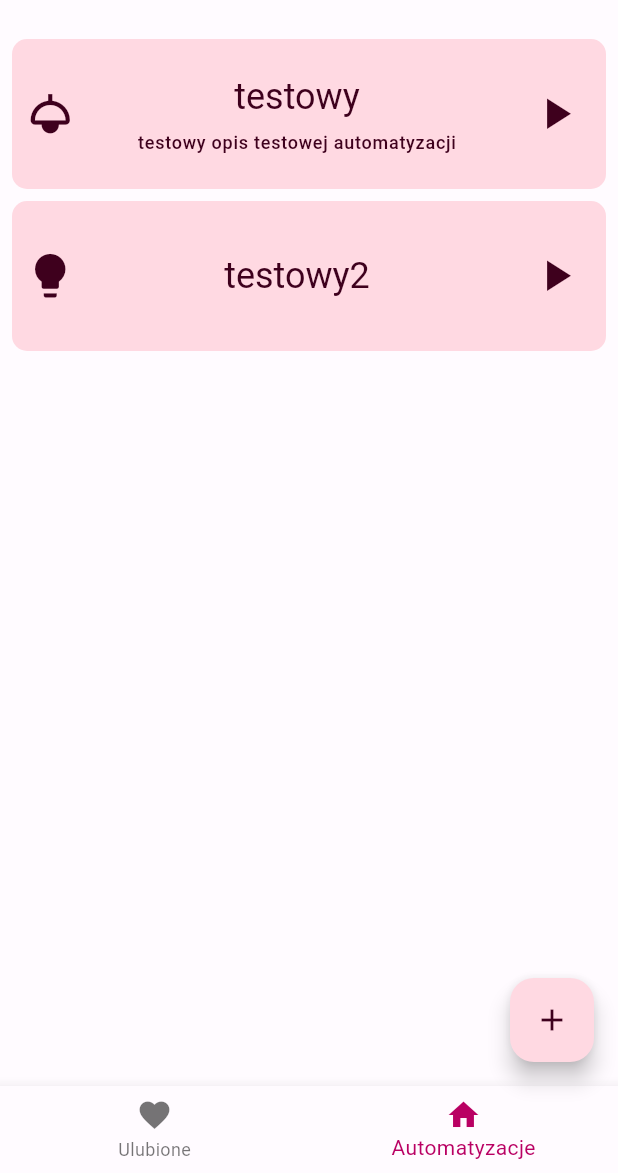
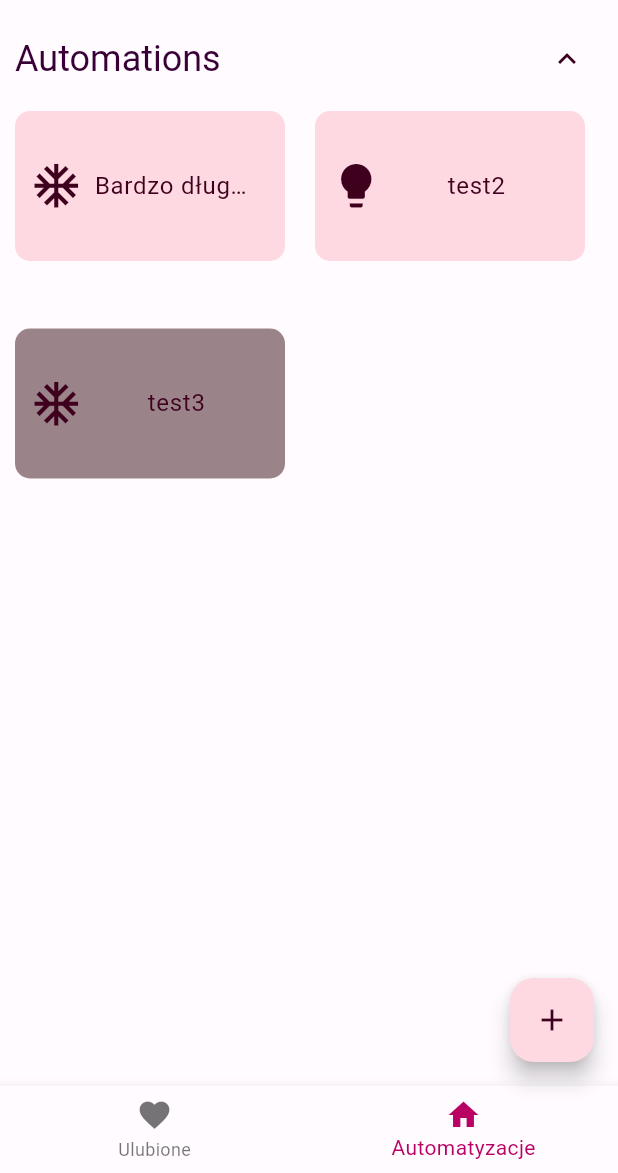
Before and after one commit to PLPOLAND/flutter_smarthome, a Flutter app: the HomepageScreen screen opened by its route, item 2 of the bottom bar chosen, on a phone screen of 412 x 824 dp, the part 63-1236 px from its top. Run offline on Flutter 3.47's test engine with Material 2 defaults, Android fonts, the phone set to English and light mode, and no system bars; drawn by our look-alikes of dynamic_color; our stand-ins replace bloc, dio, equatable, flutter_bloc, flutter_speed_dial, package_info_plus and 1 more; missing offline and left inert: window_size; accounts and stored records are empty.

Commit message:
feat: new automation widget in grid

```diff
--- a/lib/screens/home/automations_screen.dart
+++ b/lib/screens/home/automations_screen.dart
@@ -1,48 +1,61 @@
 import 'package:flutter/material.dart';
-import 'package:flutter_smarthome/models/automations/user_automation.dart';
-import 'package:flutter_smarthome/widgets/homeScreen/autmations/stateless_automation.dart';
+import 'package:flutter_smarthome/models/automations/automation.dart';
+import 'package:flutter_smarthome/widgets/homeScreen/autmations/automation_grid_element.dart';
+import 'package:flutter_smarthome/widgets/group_widget.dart';
 
 class AutomationsScreen extends StatelessWidget {
   static const routeName = '/automations';
-
-  const AutomationsScreen({Key? key}) : super(key: key);
+  AutomationsScreen({Key? key}) : super(key: key);
 
   @override
   Widget build(BuildContext context) {
-    return SingleChildScrollView(
-      child: Padding(
-        padding: const EdgeInsets.all(8.0),
-        child: Column(
+    return Column(
+      mainAxisSize: MainAxisSize.min,
       children: [
-            StatelessAutomationWidget(
-              automation: UserAutomation(
+        GroupWidget(
+          text: "Automations",
+          expandable: true,
+          children: [
+            AutomationGridElement.stateless(
+              automation: Automation(
                   id: 0,
-                name: "testowy",
-                description: "testowy opis testowej automatyzacji",
+                  icon: Icons.ac_unit,
+                  name:
+                      "Bardzo długa nazwa testowa bardzo bardzo długa nazwa testowa",
                   onClick: () {
                     ScaffoldMessenger.of(context).showSnackBar(
-                    const SnackBar(
-                      content: Text("test"),
+                      SnackBar(
+                        content:
+                            Text(MediaQuery.of(context).size.width.toString()),
                         showCloseIcon: true,
+                        duration: const Duration(milliseconds: 500),
                       ),
                     );
-                },
-                userNickname: "testowy",
-                icon: Icons.light,
+                  }),
             ),
+            AutomationGridElement.stateless(
+              automation: Automation(
+                id: 1,
+                icon: Icons.lightbulb,
+                name: "test2",
+                onClick: () {},
               ),
-            StatelessAutomationWidget(
-              automation: UserAutomation(
-                id: 1,
-                name: "testowy2",
-                onClick: () {},
-                userNickname: "testowy2",
-                icon: Icons.lightbulb,
-              ),
+              // iconSize: 30,
             ),
           ],
         ),
+        GroupWidget(text: "", children: [
+          AutomationGridElement.statefull(
+            automation: Automation(
+              id: 2,
+              icon: Icons.ac_unit,
+              name: "test3",
+              onClick: () {},
             ),
+            active: false,
+          ),
+        ])
+      ],
     );
   }
 }
--- /dev/null
+++ b/lib/widgets/group_widget.dart
@@ -0,0 +1,118 @@
+import 'dart:io';
+
+import 'package:flutter/material.dart';
+
+class GroupWidget extends StatefulWidget {
+  final String text;
+  final List<Widget> children;
+  final bool expandable;
+
+  /// Height of the widget in pixels.
+  final double _widgetHeight = 100;
+
+  /// Width of the widget in pixels. Changes depending on the platform.
+  late final double _widgetWidth;
+
+  GroupWidget(
+      {Key? key,
+      required this.text,
+      required this.children,
+      this.expandable = false})
+      : super(key: key) {
+    _setWidgetWidhtForPlatform();
+  }
+
+  GroupWidget.expandable({
+    Key? key,
+    required this.text,
+    required this.children,
+  })  : expandable = true,
+        super(key: key) {
+    _setWidgetWidhtForPlatform();
+  }
+
+  void _setWidgetWidhtForPlatform() {
+    if (Platform.isAndroid || Platform.isIOS) {
+      _widgetWidth = 200;
+    } else {
+      _widgetWidth = 300;
+    }
+  }
+
+  @override
+  State<GroupWidget> createState() => _GroupWidgetState();
+
+  bool get _isTextEmpty => text == "";
+}
+
+class _GroupWidgetState extends State<GroupWidget> {
+  bool expanded = true;
+
+  @override
+  Widget build(BuildContext context) {
+    double width = MediaQuery.of(context).size.width;
+    const widgetPadding = 10.0;
+    int crossAxisCount =
+        (width ~/ (widget._widgetWidth)) < 1 ? 1 : width ~/ widget._widgetWidth;
+
+    return Column(mainAxisSize: MainAxisSize.min, children: [
+      if (widget._isTextEmpty)
+        const SizedBox(
+          height: 25,
+        ),
+      if (!widget._isTextEmpty)
+        Padding(
+          padding: const EdgeInsets.symmetric(horizontal: 10.0),
+          child: SizedBox(
+            height: 50,
+            child: Row(
+              children: [
+                Expanded(
+                  child: Text(
+                    widget.text,
+                    style: Theme.of(context).textTheme.headlineSmall,
+                    overflow: TextOverflow.ellipsis,
+                  ),
+                ),
+                if (widget.expandable)
+                  IconButton(
+                    onPressed: () {
+                      setState(() {
+                        expanded = !expanded;
+                      });
+                    },
+                    icon: Icon(
+                      expanded ? Icons.expand_less : Icons.expand_more,
+                      color: Theme.of(context).colorScheme.onPrimaryContainer,
+                    ),
+                  ),
+              ],
+            ),
+          ),
+        ),
+      if (expanded)
+        Column(
+          mainAxisSize: MainAxisSize.min,
+          children: [
+            for (int i = 0; i < widget.children.length / crossAxisCount; i++)
+              Row(
+                children: [
+                  for (int j = 0;
+                      j < crossAxisCount &&
+                          (i * crossAxisCount + j) < widget.children.length;
+                      j++)
+                    Padding(
+                      padding: const EdgeInsets.all(widgetPadding),
+                      child: SizedBox(
+                        width: widget._widgetWidth - 2 * widgetPadding,
+                        height: widget._widgetHeight,
+                        child: widget.children[i * crossAxisCount + j],
+                      ),
+                    )
+                ],
+              )
+          ],
+        ),
+    ]);
+  }
+}
--- /dev/null
+++ b/lib/widgets/homeScreen/autmations/automation_grid_element.dart
@@ -0,0 +1,104 @@
+import 'package:flutter/material.dart';
+import 'package:flutter_smarthome/models/automations/automation.dart';
+
+class AutomationGridElement extends StatelessWidget {
+  final Automation automation;
+  final double iconSize;
+  final bool active;
+  // final double height;
+  // final double width;
+
+  const AutomationGridElement.stateless({
+    super.key,
+    required this.automation,
+    double? iconSize,
+
+    // required this.height,
+    // required this.width,
+  })  : iconSize = iconSize ?? 35,
+        active = true;
+
+  const AutomationGridElement.statefull(
+      {Key? key,
+      required this.automation,
+      double? iconSize,
+      required this.active})
+      : iconSize = iconSize ?? 35,
+        super(key: key);
+
+  @override
+  Widget build(BuildContext context) {
+    return Container(
+      height: double.infinity,
+      width: double.infinity,
+      decoration: BoxDecoration(
+        borderRadius: BorderRadius.circular(10),
+        color: active
+            ? Theme.of(context).colorScheme.primaryContainer
+            : Color.alphaBlend(
+                const Color.fromARGB(100, 0, 0, 0),
+                Theme.of(context).colorScheme.primaryContainer,
+              ),
+        // color: Theme.of(context).colorScheme.primaryContainer,
+      ),
+      child: Material(
+        color: Colors.white.withOpacity(0),
+        child: InkWell(
+          onTap: automation.onClick,
+          splashColor: Theme.of(context).colorScheme.secondaryContainer,
+          borderRadius: BorderRadius.circular(10),
+          child: Padding(
+            padding: const EdgeInsets.all(10.0),
+            child: Row(
+              children: [
+                if (automation.icon != null)
+                  Icon(
+                    automation.icon,
+                    size: iconSize,
+                    color: Theme.of(context).colorScheme.onPrimaryContainer,
+                  ),
+                Expanded(
+                  flex: 12,
+                  child: Padding(
+                    padding: const EdgeInsets.all(8.0),
+                    child: Column(
+                      mainAxisAlignment: MainAxisAlignment.spaceEvenly,
+                      crossAxisAlignment: automation.icon == null
+                          ? CrossAxisAlignment.start
+                          : CrossAxisAlignment.center,
+                      children: [
+                        Text(
+                          automation.name,
+                          style:
+                              Theme.of(context).textTheme.bodyLarge!.copyWith(
+                                    color: Theme.of(context)
+                                        .colorScheme
+                                        .onPrimaryContainer,
+                                  ),
+                          overflow: TextOverflow.ellipsis,
+                        ),
+                        if (automation.description != null)
+                          Text(
+                            automation.description!,
+                            style: Theme.of(context)
+                                .textTheme
+                                .labelMedium!
+                                .copyWith(
+                                  color: Theme.of(context)
+                                      .colorScheme
+                                      .onPrimaryContainer,
+                                ),
+                            overflow: TextOverflow.ellipsis,
+                          ),
+                      ],
+                    ),
+                  ),
+                ),
+              ],
+            ),
+          ),
+        ),
+      ),
+    );
+  }
+}
--- a/lib/widgets/homeScreen/autmations/stateless_automation.dart
+++ /dev/null
@@ -1,96 +0,0 @@
-import 'package:flutter/material.dart';
-import 'package:flutter_smarthome/models/automations/automation.dart';
-import 'package:provider/provider.dart';
-
-class StatelessAutomationWidget extends StatelessWidget {
-  final Automation automation;
-  final double height = 100;
-  final double iconSize = 35;
-  const StatelessAutomationWidget({
-    Key? key,
-    required this.automation,
-  }) : super(key: key);
-
-  @override
-  Widget build(BuildContext context) {
-    return Padding(
-      padding: const EdgeInsets.symmetric(vertical: 4.0),
-      child: Container(
-        decoration: BoxDecoration(
-          color: Theme.of(context).colorScheme.primaryContainer,
-          borderRadius: BorderRadius.circular(10),
-        ),
-        height: height,
-        width: double.infinity,
-        child: Padding(
-          padding: const EdgeInsets.all(8.0),
-          child: Row(
-            children: [
-              if (automation.icon != null)
-                Icon(
-                  automation.icon,
-                  size: iconSize,
-                  color: Theme.of(context).colorScheme.onPrimaryContainer,
-                ),
-              Expanded(
-                flex: 12,
-                child: Padding(
-                  padding: const EdgeInsets.all(8.0),
-                  child: Column(
-                    mainAxisAlignment: MainAxisAlignment.spaceEvenly,
-                    crossAxisAlignment: automation.icon == null
-                        ? CrossAxisAlignment.start
-                        : CrossAxisAlignment.center,
-                    children: [
-                      Text(automation.name,
-                          style: Theme.of(context)
-                              .textTheme
-                              .headlineSmall!
-                              .copyWith(
-                                color: Theme.of(context)
-                                    .colorScheme
-                                    .onPrimaryContainer,
-                              )),
-                      if (automation.description != null)
-                        Text(
-                          automation.description!,
-                          style:
-                              Theme.of(context).textTheme.labelMedium!.copyWith(
-                                    color: Theme.of(context)
-                                        .colorScheme
-                                        .onPrimaryContainer,
-                                  ),
-                        ),
-                    ],
-                  ),
-                ),
-              ),
-              IconButton(
-                onPressed: automation.onClick,
-                icon: const Icon(
-                    Icons.play_arrow), //TODO: change icon to play_arrow/stop
-                style: ButtonStyle(
-                  iconSize: MaterialStateProperty.all<double>(iconSize),
-                  alignment: Alignment.center,
-                  iconColor: MaterialStateProperty.resolveWith<Color?>(
-                    (Set<MaterialState> states) {
-                      if (states.contains(MaterialState.pressed)) {
-                        return Color.alphaBlend(Colors.black.withAlpha(100),
-                            Theme.of(context).colorScheme.onPrimaryContainer);
-                      } else {
-                        return Theme.of(context).colorScheme.onPrimaryContainer;
-                      }
-                    },
-                  ),
-                  shape: MaterialStateProperty.all<CircleBorder>(
-                    const CircleBorder(),
-                  ),
-                ),
-              ),
-            ],
-          ),
-        ),
-      ),
-    );
-  }
-}
```
Lines whose indentation alone changed are shown as unchanged.
